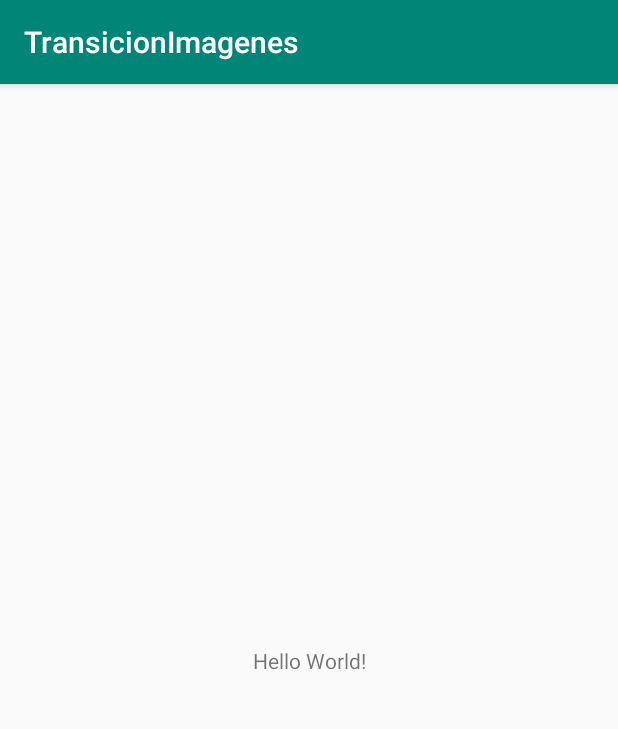
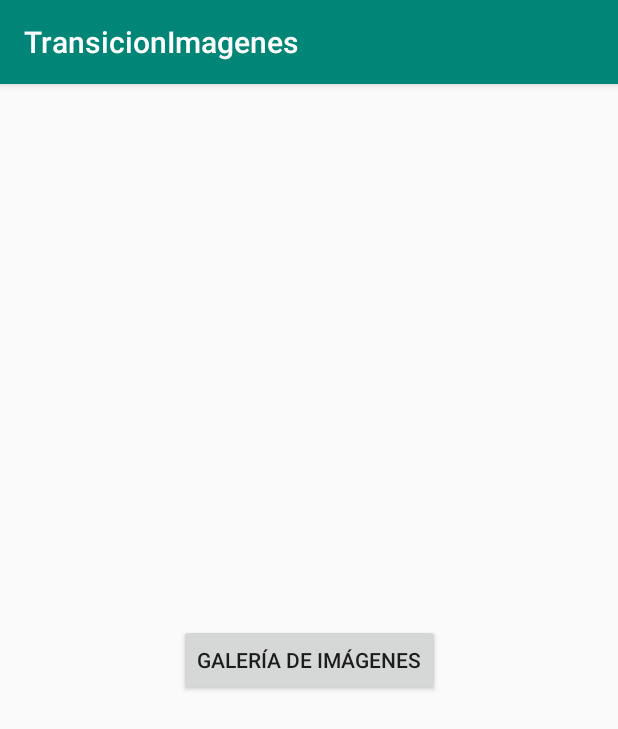
Before and after one commit to LuismiDeveloper/TransicionImagenes, an Android app: the screen it shows after launch (MainActivity), on a phone screen of 412 x 824 dp. Shown: the top 729 px of the screen. Run offline under Robolectric (Android 15) with nearby library versions, the phone set to English and light mode, and no system bars.

```diff
--- a/app/src/main/AndroidManifest.xml
+++ b/app/src/main/AndroidManifest.xml
@@ -9,6 +9,7 @@
         android:roundIcon="@mipmap/ic_launcher_round"
         android:supportsRtl="true"
         android:theme="@style/AppTheme">
+        <activity android:name=".Galeria"></activity>
         <activity android:name=".MainActivity">
             <intent-filter>
                 <action android:name="android.intent.action.MAIN" />
--- a/app/src/main/res/layout/activity_main.xml
+++ b/app/src/main/res/layout/activity_main.xml
@@ -6,13 +6,14 @@
     android:layout_height="match_parent"
     tools:context=".MainActivity">
 
-    <TextView
+    <Button
+        android:id="@+id/buttonGaleria"
         android:layout_width="wrap_content"
         android:layout_height="wrap_content"
-        android:text="Hello World!"
+        android:onClick="abrirGaleria"
+        android:text="Galería de imágenes"
         app:layout_constraintBottom_toBottomOf="parent"
-        app:layout_constraintLeft_toLeftOf="parent"
-        app:layout_constraintRight_toRightOf="parent"
+        app:layout_constraintEnd_toEndOf="parent"
+        app:layout_constraintStart_toStartOf="parent"
         app:layout_constraintTop_toTopOf="parent" />
-
 </androidx.constraintlayout.widget.ConstraintLayout>
```
Also changed, not shown: app/src/main/java/com/example/transicionimagenes/Galeria.java (added, +57 -0 lines), app/src/main/java/com/example/transicionimagenes/MainActivity.java (+7 -0 lines), app/src/main/res/layout/activity_galeria.xml (added, +9 -0 lines).
